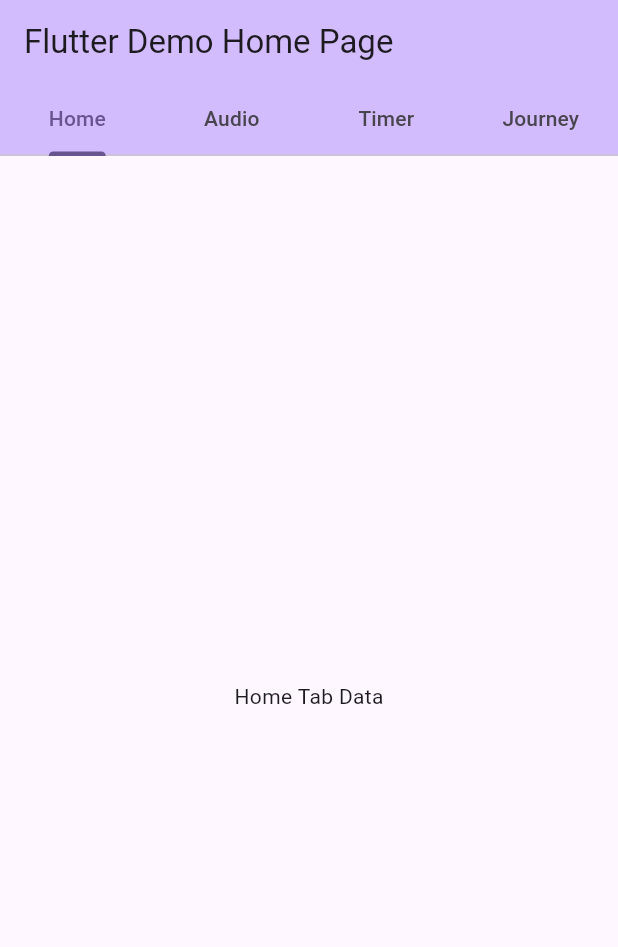
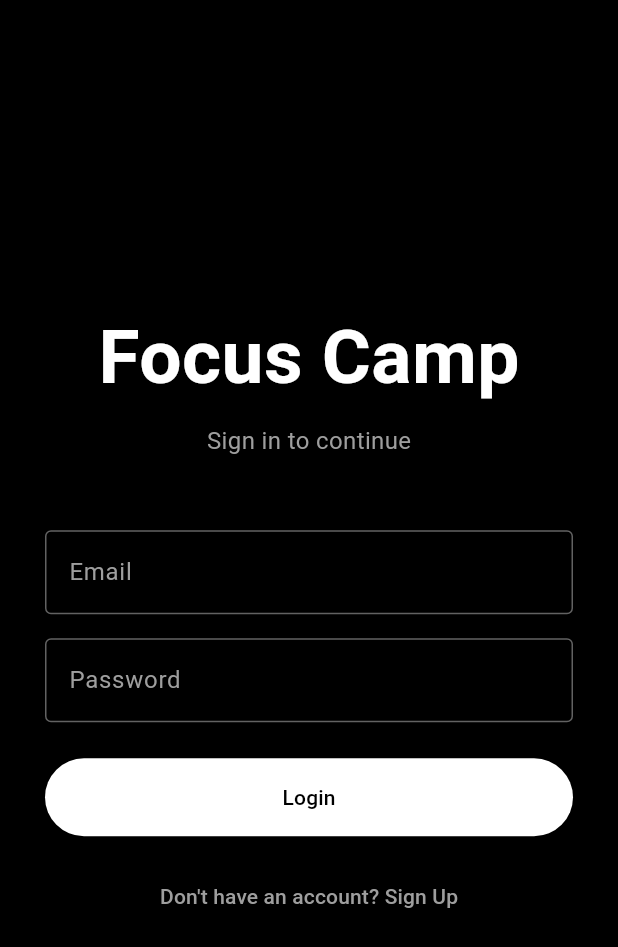
Before and after one commit to CalebNoss/FocusApplicationSpring2026SP, a Flutter app: the screen it shows after launch, on a phone screen of 412 x 824 dp. Shown: the top 947 px of the screen. Run offline on Flutter 3.47's test engine with Material 3 defaults, Android fonts, the phone set to English and light mode, and no system bars; our stand-ins replace supabase_flutter; accounts and stored records are empty.

Commit message:
added login page, setup for database, initial home screen

```diff
--- /dev/null
+++ b/lib/login_screen.dart
@@ -0,0 +1,188 @@
+// Imports Flutter's visual components (buttons, text fields, etc.)
+import 'package:flutter/material.dart';
+
+import 'home_screen.dart';
+
+// Imports Supabase so we can use the login feature
+import 'package:supabase_flutter/supabase_flutter.dart';
+
+// Imports our Sign Up screen so we can navigate to it
+import 'signup_screen.dart';
+
+// Shortcut to talk to Supabase without typing the full name every time
+final supabase = Supabase.instance.client;
+
+// StatefulWidget because this screen can change (loading spinner, errors, etc.)
+class LoginScreen extends StatefulWidget {
+  const LoginScreen({super.key});
+
+  @override
+  State<LoginScreen> createState() => _LoginScreenState();
+}
+
+class _LoginScreenState extends State<LoginScreen> {
+
+  // Controls and reads what the user types in the Email field
+  final _emailController = TextEditingController();
+
+  // Controls and reads what the user types in the Password field
+  final _passwordController = TextEditingController();
+
+  // True when we're waiting for Supabase to respond (shows loading spinner)
+  bool _isLoading = false;
+
+  // This function runs when the user presses "Login"
+  Future<void> _login() async {
+
+    // Show the loading spinner
+    setState(() => _isLoading = true);
+
+    try {
+      // Ask Supabase to sign in with the email and password the user typed
+      final response = await supabase.auth.signInWithPassword(
+        email: _emailController.text.trim(),
+        password: _passwordController.text.trim(),
+      );
+
+      // If login was successful, response.user will not be null
+      if (response.user != null && mounted) {
+
+        // Show a welcome message
+        ScaffoldMessenger.of(context).showSnackBar(
+          const SnackBar(content: Text('Welcome back!')),
+        );
+
+        Navigator.pushReplacement(
+          context,
+          MaterialPageRoute(builder: (context) => const HomeScreen()),
+        );
+      }
+
+    } catch (e) {
+      // If login failed, show the error to the user
+      if (mounted) {
+        ScaffoldMessenger.of(context).showSnackBar(
+          SnackBar(content: Text('Error: $e')),
+        );
+      }
+    }
+
+    // Hide the loading spinner when done
+    setState(() => _isLoading = false);
+  }
+
+  @override
+  Widget build(BuildContext context) {
+    return Scaffold(
+      backgroundColor: Colors.black,
+      body: Center(
+        child: SizedBox(
+          // Limits the form width so it doesn't stretch across the whole screen
+          width: 400,
+          child: Padding(
+            padding: const EdgeInsets.all(24.0), // 24px space on all sides
+            child: Column(
+              mainAxisAlignment: MainAxisAlignment.center, // Center everything vertically
+              children: [
+
+                // App title
+                const Text(
+                  'Focus Camp',
+                  style: TextStyle(
+                    fontSize: 50,
+                    color: Colors.white,
+                    fontWeight: FontWeight.bold, // takes a special Flutter constant, not a number
+                  ),
+                ),
+
+                const SizedBox(height: 8), // Small space
+
+                // Subtitle
+                const Text(
+                  'Sign in to continue',
+                  style: TextStyle(fontSize: 16, color: Colors.grey),
+                ),
+
+                const SizedBox(height: 48), // Larger space before the fields
+
+                // Email input field
+                // "style" makes the typed text white
+                TextField(
+                  controller: _emailController,
+                  style: const TextStyle(color: Colors.white), // typed text is white
+                  decoration: const InputDecoration(
+                    labelText: 'Email',
+                    labelStyle: TextStyle(color: Colors.grey), // label text color
+                    enabledBorder: OutlineInputBorder(
+                      borderSide: BorderSide(color: Colors.white38), // border when not focused
+                    ),
+                    focusedBorder: OutlineInputBorder(
+                      borderSide: BorderSide(color: Colors.white), // border when focused/clicked
+                    ),
+                  ),
+                  keyboardType: TextInputType.emailAddress,
+                ),
+
+                const SizedBox(height: 16),
+
+                // Password input field (text is hidden)
+                TextField(
+                  controller: _passwordController,
+                  style: const TextStyle(color: Colors.white), // typed text is white
+                  decoration: const InputDecoration(
+                    labelText: 'Password',
+                    labelStyle: TextStyle(color: Colors.grey), // label text color
+                    enabledBorder: OutlineInputBorder(
+                      borderSide: BorderSide(color: Colors.white38), // border when not focused
+                    ),
+                    focusedBorder: OutlineInputBorder(
+                      borderSide: BorderSide(color: Colors.white), // border when focused/clicked
+                    ),
+                  ),
+                  obscureText: true, // Hides password with dots
+                ),
+
+                const SizedBox(height: 24),
+
+                // Login button — full width
+                // styleFrom lets you customize the button's colors
+                SizedBox(
+                  width: double.infinity,
+                  child: ElevatedButton(
+                    style: ElevatedButton.styleFrom(
+                      backgroundColor: Colors.white,  // button background
+                      foregroundColor: Colors.black,  // button text color
+                      padding: const EdgeInsets.symmetric(vertical: 16),
+                    ),
+                    onPressed: _isLoading ? null : _login, // Disabled while loading
+                    child: _isLoading
+                        ? const CircularProgressIndicator()
+                        : const Text('Login'),
+                  ),
+                ),
+
+                const SizedBox(height: 16),
+
+                // "Don't have an account?" link to go to Sign Up screen
+                TextButton(
+                  onPressed: () {
+                    // Navigate to the SignUpScreen when tapped
+                    Navigator.push(
+                      context,
+                      MaterialPageRoute(builder: (context) => const SignUpScreen()),
+                    );
+                  },
+                  child: const Text(
+                    "Don't have an account? Sign Up",
+                    style: TextStyle(color: Colors.grey), // grey link text
+                  ),
+                ),
+
+              ],
+            ),
+          ),
+        ),
+      ),
+    );
+  }
+}
--- a/lib/main.dart
+++ b/lib/main.dart
@@ -1,100 +1,43 @@
+// Imports Flutter's visual components
 import 'package:flutter/material.dart';
 
-void main() {
+// Imports Supabase
+import 'package:supabase_flutter/supabase_flutter.dart';
+
+// Imports our Login screen so we can show it first when the app opens
+import 'login_screen.dart';
+
+// Shortcut to talk to Supabase
+final supabase = Supabase.instance.client;
+
+// "async" because we need to wait for Supabase to initialize before starting the app
+Future<void> main() async {
+
+  // Makes sure Flutter is ready before we do anything else
+  WidgetsFlutterBinding.ensureInitialized();
+
+  // Connects our app to Supabase — must happen before runApp()
+  await Supabase.initialize(
+    url: 'https://mkdmmdmwhsigrkemxpbz.supabase.co',  // ← your Project URL
+    anonKey: 'sb_publishable_efuTHwIo_cSKek4N1cVDjQ_tLLAdo5w',                     // ← your Publishable API Key
+  );
+
+  // Starts the app
   runApp(const MyApp());
 }
 
 class MyApp extends StatelessWidget {
   const MyApp({super.key});
 
-  // This widget is the root of your application.
   @override
   Widget build(BuildContext context) {
     return MaterialApp(
-      title: 'Flutter Demo',
+      title: 'Focus App',
       theme: ThemeData(
-        // This is the theme of your application.
-        //
-        // TRY THIS: Try running your application with "flutter run". You'll see
-        // the application has a purple toolbar. Then, without quitting the app,
-        // try changing the seedColor in the colorScheme below to Colors.green
-        // and then invoke "hot reload" (save your changes or press the "hot
-        // reload" button in a Flutter-supported IDE, or press "r" if you used
-        // the command line to start the app).
-        //
-        // Notice that the counter didn't reset back to zero; the application
-        // state is not lost during the reload. To reset the state, use hot
-        // restart instead.
-        //
-        // This works for code too, not just values: Most code changes can be
-        // tested with just a hot reload.
-        colorScheme: .fromSeed(seedColor: Colors.deepPurple),
+        colorScheme: ColorScheme.fromSeed(seedColor: Colors.deepPurple),
       ),
-      home: const MyHomePage(title: 'Flutter Demo Home Page'),
+      // LoginScreen is now the first screen the user sees
+      home: const LoginScreen(),
     );
   }
 }
-
-class MyHomePage extends StatefulWidget {
-  const MyHomePage({super.key, required this.title});
-
-  // This widget is the home page of your application. It is stateful, meaning
-  // that it has a State object (defined below) that contains fields that affect
-  // how it looks.
-
-  // This class is the configuration for the state. It holds the values (in this
-  // case the title) provided by the parent (in this case the App widget) and
-  // used by the build method of the State. Fields in a Widget subclass are
-  // always marked "final".
-
-  final String title;
-
-  @override
-  State<MyHomePage> createState() => _MyHomePageState();
-}
-
-class _MyHomePageState extends State<MyHomePage> {
-  int _counter = 0;
-
-  void _incrementCounter() {
-    setState(() {
-      // This call to setState tells the Flutter framework that something has
-      // changed in this State, which causes it to rerun the build method below
-      // so that the display can reflect the updated values. If we changed
-      // _counter without calling setState(), then the build method would not be
-      // called again, and so nothing would appear to happen.
-      _counter++;
-    });
-  }
-
-  @override
-  Widget build(BuildContext context) {
-    return DefaultTabController(
-      length: 4,
-      child: Scaffold(
-        appBar: AppBar(
-          backgroundColor: Theme.of(context).colorScheme.inversePrimary,
-          // Here we take the value from the MyHomePage object that was created by
-          // the App.build method, and use it to set our appbar title.
-          title: Text(widget.title),
-          bottom: const TabBar(
-            tabs: [
-              Tab(icon: Text('Home')),
-              Tab(icon: Text('Audio')),
-              Tab(icon: Text('Timer')),
-              Tab(icon: Text('Journey')),
-            ],
-          ),
-        ),
-        body: TabBarView(
-          children: [
-            const Center(child: Text('Home Tab Data')),
-            const Center(child: Text('Audio Tab Data')),
-            const Center(child: Text('Timer Tab Data')),
-            const Center(child: Text('Journey Tab Data')),
-          ]
-        )
-      )
-    );
-  }
-}
--- a/pubspec.yaml
+++ b/pubspec.yaml
@@ -30,6 +30,7 @@
 dependencies:
   flutter:
     sdk: flutter
+  supabase_flutter: ^2.0.0
 
   # The following adds the Cupertino Icons font to your application.
   # Use with the CupertinoIcons class for iOS style icons.
```
Also changed, not shown: lib/home_screen.dart (added, +212 -0 lines), lib/signup_screen.dart (added, +156 -0 lines), pubspec.lock, 5 other files.
